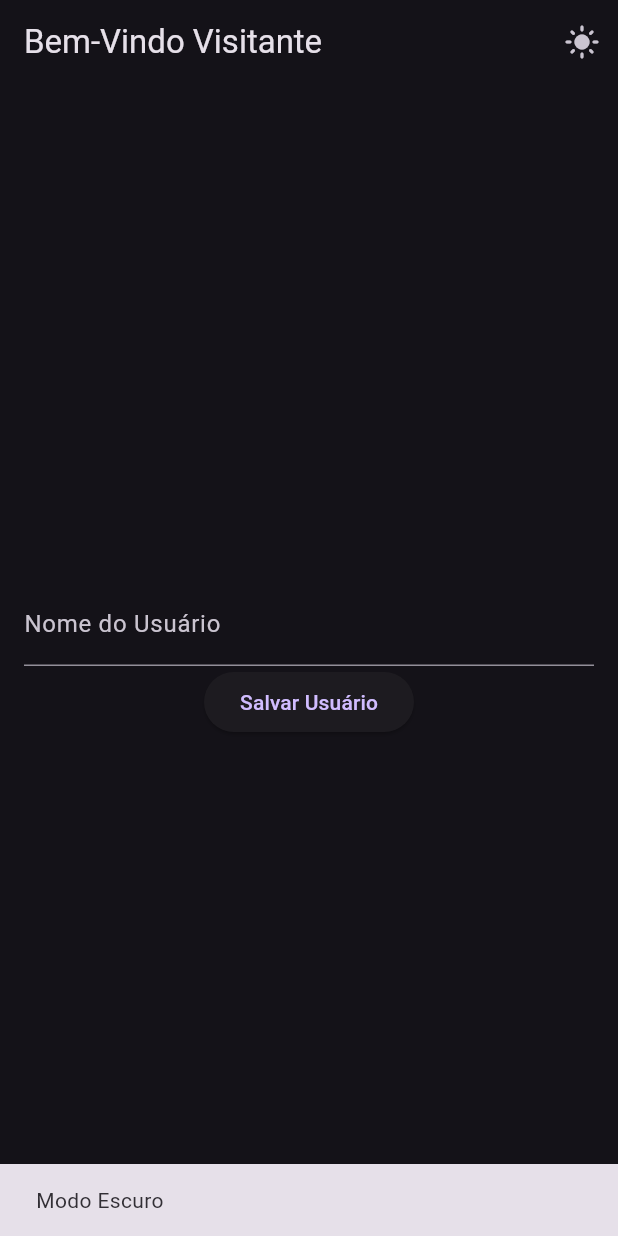
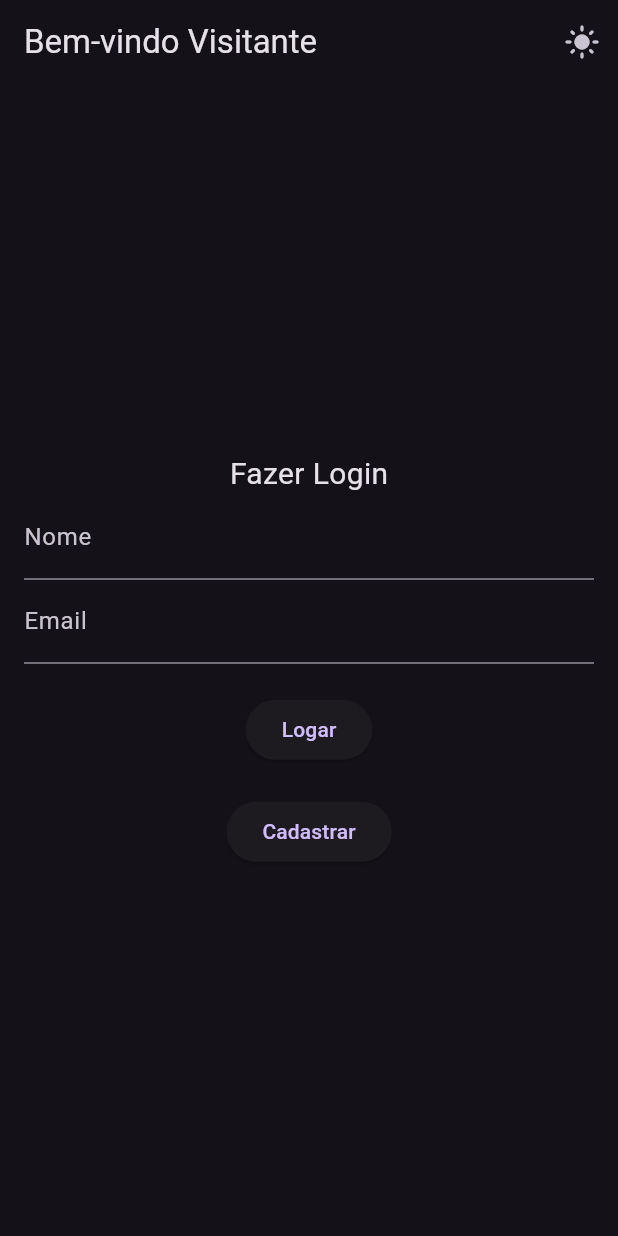
Before and after one commit to felixluh/exemplo-shared-preferences, a Flutter app: the screen it shows after launch, after a tap on the "dark mode" icon, on a phone screen of 412 x 824 dp. Run offline on Flutter 3.47's test engine with Material 3 defaults, Android fonts, the phone set to English and light mode, and no system bars; our stand-ins replace shared_preferences.

Commit message:
07.05.2025

```diff
--- a/lib/main.dart
+++ b/lib/main.dart
@@ -1,11 +1,17 @@
 import 'package:flutter/material.dart';
+import 'tela_principal.dart';
+import 'tela_cadastro.dart';
 import 'tela_inicial.dart';
 
-void main(){
+void main() {
   runApp(MaterialApp(
-    title: "Exemplo Shared Preferences",
-    home: TelaInicial(),
+    initialRoute: '/',
+    routes: {
+      '/': (context) => TelaInicial(),
+      '/cadastro': (context) => TelaCadastro(),
+      '/principal': (context) => TelaPrincipal(),
+    },
     theme: ThemeData(brightness: Brightness.light),
-    darkTheme: ThemeData(brightness: Brightness.dark)
+    darkTheme: ThemeData(brightness: Brightness.dark),
   ));
 }
--- a/lib/tela_inicial.dart
+++ b/lib/tela_inicial.dart
@@ -1,105 +1,108 @@
-//janela inical do aplicativo
 import 'package:flutter/material.dart';
 import 'package:shared_preferences/shared_preferences.dart';
 
-class TelaInicial extends StatefulWidget {
-  // janela com alteração de estado (setState)
+class TelaInicial extends StatefulWidget{ //Tela com Mudança de Estado
   @override
-  _TelaInicialState createState() => _TelaInicialState();
+  State<TelaInicial> createState() => _TelaInicialState();
 }
 
-//construção da Janela do Página
-class _TelaInicialState extends State<TelaInicial> {
+class _TelaInicialState extends State<TelaInicial>{ //Tela que verifica as mudanças
   //atributos
-  TextEditingController _nomeController = TextEditingController();
-  String _nome = "";
-  bool _darkMode = false;
+  String _nome = ""; // _ indica que o atributo é privado
+  String _email = "";
+  TextEditingController _nomeController = TextEditingController(); //Controlador do Campo de Text
+  TextEditingController _emailController = TextEditingController();
+  bool _darkMode = false; //Atributo para o modo escuro
+  bool _logado = false; //atributo para verificar se o usuário está logado
 
-  // métodos
+  //métodos
   @override
   void initState() {
     // TODO: implement initState
     super.initState();
-    _carregarNome();
-  }
-
-  void _salvarPreferencias() async {
-    //método vai rodar de forma assincrona
-    if (_nomeController.text.trim().isEmpty) {
-      ScaffoldMessenger.of(
-        context,
-      ).showSnackBar(SnackBar(content: Text("Preencha o Nome do Usuário")));
-    } else {
-      SharedPreferences _prefs =
-          await SharedPreferences.getInstance(); // espera estabelece a conexão para pegar a informação (await)
-      _nome = _nomeController.text;
-      //salvar no shared preference a chave / valor
-      _prefs.setString("nome", _nome);
-      setState(() {
-        ScaffoldMessenger.of(
-          context,
-        ).showSnackBar(SnackBar(content: Text("Nome do Usuário Preenchido")));
-        _nomeController.clear();
-      });
+    _carregarPreferencias(); //carregar as preferencias do usuário -
+    if(_logado){
+      Navigator.pushNamed(context, "/principal"); //navega para tela principal
     }
   }
 
-  void _mudarTema() async {
-    _darkMode = !_darkMode; //inverte o valor da boolean
+  _carregarPreferencias() async {
+    // conectar com shared Preferences
     SharedPreferences _prefs = await SharedPreferences.getInstance();
-    _prefs.setBool("darkMode", _darkMode);
     setState(() {
-      ScaffoldMessenger.of(context).showSnackBar(
-        SnackBar(content: Text(_darkMode ? "Modo Escuro" : "Modo Claro")),
-      );
+      _nome = _prefs.getString("nome") ?? "";// carrega as informações da chave nome, caso não tenha carrega ""
+      _email = _prefs.getString("_nome") ?? "";
+      _darkMode = _prefs.getBool("darkMode") ?? false;
+      _logado = _prefs.getBool("logado") ?? false;
     });
   }
 
-  void _carregarNome() async {
+  _trocarTema() async{
     SharedPreferences _prefs = await SharedPreferences.getInstance();
     setState(() {
-      _nome =
-          _prefs.getString("nome") ??
-          ""; //carrega a informação do da chave "nome" , caso nulo carrega ""
-      _darkMode = _prefs.getBool("darkMode") ?? false;
+      _darkMode = !_darkMode; //Troca o Tema
+      _prefs.setBool("darmoMode", _darkMode); //salva o tema no cache
     });
   }
 
+  _logar() async{
+    _nome = _nomeController.text.trim();
+    _email = _emailController.text.trim();
+    SharedPreferences _prefs = await SharedPreferences.getInstance(); //conecta com o shared
+    if(_nomeController.text.trim().isEmpty || _emailController.text.trim().isEmpty){
+      ScaffoldMessenger.of(context).showSnackBar(SnackBar(content: Text("Preencha todos os Campos!")));
+    }else if(_prefs.getString(_nome) == _email){
+      ScaffoldMessenger.of(context).showSnackBar(SnackBar(content: Text("Login Realizado com Sucesso!")));
+      _prefs.setString("nome", _nome); //salva o nome no cache
+      _prefs.setBool("logado", true); //salva o login no cache
+      _nomeController.clear();
+      _emailController.clear();
+      Navigator.pushNamed(context, "/principal"); //navega para a tela principal
+    }else{
+      ScaffoldMessenger.of(context).showSnackBar(SnackBar(content: Text("Login ou Email Inválido!")));
+    }
+  }
+
   @override
-  Widget build(BuildContext context) {
-    //construtor de Janela
+  Widget build(BuildContext context){
     return AnimatedTheme(
-      data: _darkMode ? ThemeData.dark() : ThemeData.light(),
+      data:  _darkMode ? ThemeData.dark() : ThemeData.light(), //troca a cor do tema
       child: Scaffold(
         appBar: AppBar(
-          title: Text(
-            "Bem-Vindo ${_nome == "" ? "Visitante" : _nome}",
-          ), //operador Ternário
+          title: Text("Bem-vindo ${_nome =="" ? "Visitante" : _nome}"), // se nome vazio escreve Visitante
           actions: [
             IconButton(
-              onPressed: _mudarTema,
-              icon: Icon(_darkMode ? Icons.light_mode : Icons.dark_mode),
-            ),
+              onPressed: _trocarTema, //trocar tema
+              icon: Icon(_darkMode ? Icons.light_mode : Icons.dark_mode))
           ],
         ),
-
         body: Padding(
           padding: EdgeInsets.all(16),
           child: Column(
+            crossAxisAlignment: CrossAxisAlignment.center,
             mainAxisAlignment: MainAxisAlignment.center,
-            crossAxisAlignment: CrossAxisAlignment.center,
             children: [
+              Text("Fazer Login", style: TextStyle(fontSize: 20),),
               TextField(
                 controller: _nomeController,
-                decoration: InputDecoration(labelText: "Nome do Usuário"),
+                decoration: InputDecoration(labelText: "Nome"),
               ),
+              TextField(
+                controller: _emailController,
+                decoration: InputDecoration(labelText: "Email"),
+              ),
+              SizedBox(height: 20,),
               ElevatedButton(
-                onPressed: _salvarPreferencias,
-                child: Text("Salvar Usuário"),
+                onPressed: () => _logar,
+                child: Text("Logar"),
               ),
+              SizedBox(height: 20,),
+              ElevatedButton(
+                onPressed: () => Navigator.pushNamed(context, "/cadastro"),
+                child: Text("Cadastrar"))
             ],
-          ),
-        ),
+            ),
+         )
       ),
     );
   }
```
Also changed, not shown: lib/tela_cadastro.dart (added, +54 -0 lines), lib/tela_principal.dart (added, +29 -0 lines).
